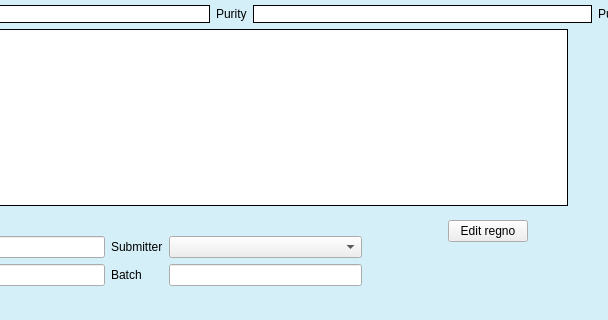
The window that chemReg/assets/searchchem.ui (dahlbma/scarab_tornado) describes before a commit, drawn with Qt 5; both pictures show x 216 to 824 and y 477 to 797 of the 1240 by 797 pixel window.
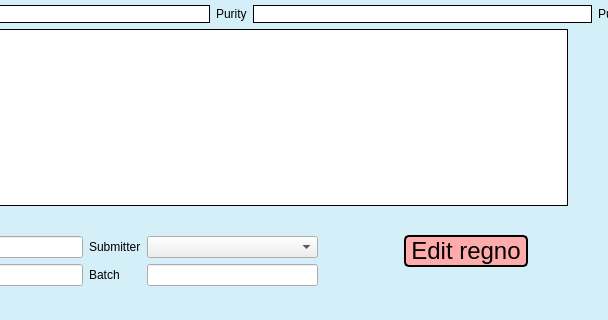
The same window after the commit.

Commit message: highlight edit button

The edit to the form file:
```diff
--- a/chemReg/assets/searchchem.ui
+++ b/chemReg/assets/searchchem.ui
@@ -1075,32 +1075,34 @@
               <item>
                <widget class="QPushButton" name="editregno_btn">
                 <property name="sizePolicy">
-                 <sizepolicy hsizetype="Minimum" vsizetype="Fixed">
+                 <sizepolicy hsizetype="Fixed" vsizetype="Fixed">
                   <horstretch>0</horstretch>
                   <verstretch>0</verstretch>
                  </sizepolicy>
                 </property>
+                <property name="minimumSize">
+                 <size>
+                  <width>124</width>
+                  <height>32</height>
+                 </size>
+                </property>
+                <property name="font">
+                 <font>
+                  <pointsize>18</pointsize>
+                 </font>
+                </property>
+                <property name="styleSheet">
+                 <string notr="true">background-color: rgb(255, 171, 171);
+border-style: solid;
+border-width: 2px;
+border-color: black;
+border-radius: 5px;</string>
+                </property>
                 <property name="text">
                  <string>Edit regno</string>
                 </property>
                </widget>
               </item>
-              <item>
-               <spacer name="verticalSpacer_12">
-                <property name="orientation">
-                 <enum>Qt::Vertical</enum>
-                </property>
-                <property name="sizeType">
-                 <enum>QSizePolicy::Preferred</enum>
-                </property>
-                <property name="sizeHint" stdset="0">
-                 <size>
-                  <width>20</width>
-                  <height>40</height>
-                 </size>
-                </property>
-               </spacer>
-              </item>
              </layout>
             </item>
             <item>
```
